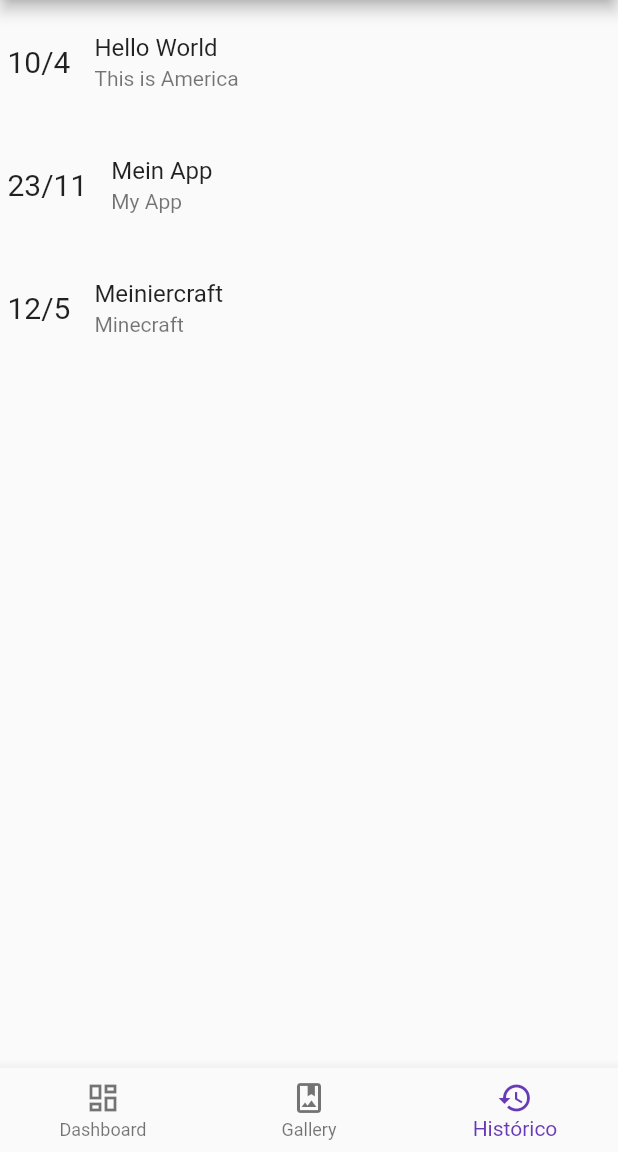
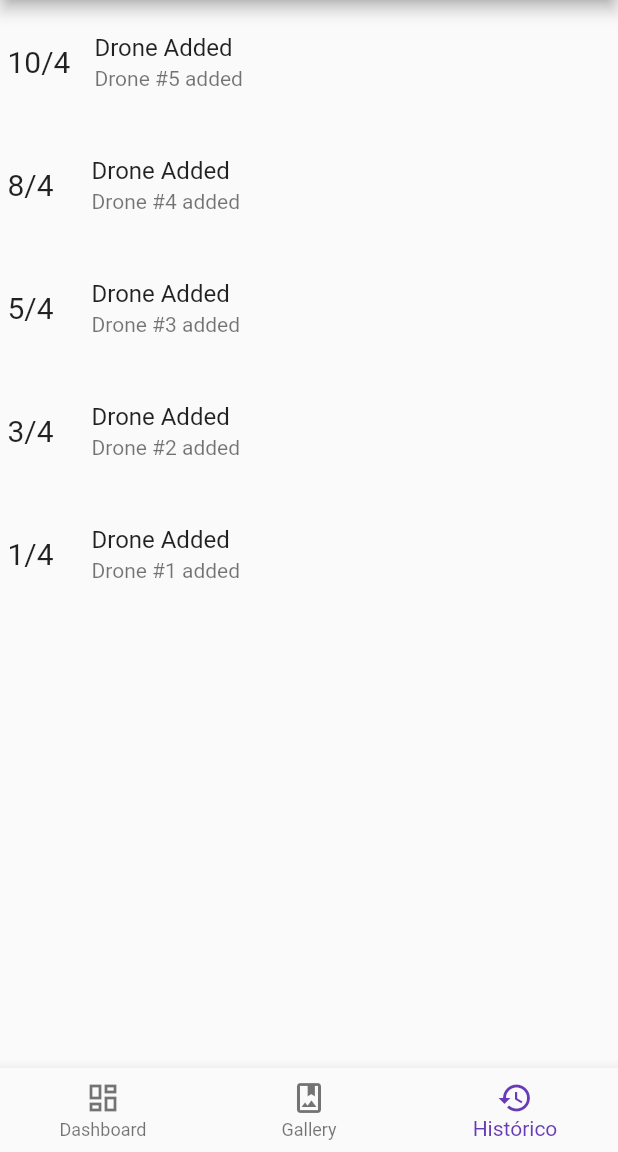
Before and after one commit to jvdon/gs_flutter_3SIF, a Flutter app: the screen it shows after launch, item 3 of the bottom bar chosen, on a phone screen of 412 x 824 dp, the part 84-1236 px from its top. Run offline on Flutter 3.47's test engine with Material 2 defaults, Android fonts, the phone set to English and light mode, and no system bars; our stand-ins replace flutter_map, ionicons, latlong2; network calls fail.

Commit message:
05/28/2023 20:35:31

```diff
--- a/lib/dashboard.dart
+++ b/lib/dashboard.dart
@@ -40,7 +40,9 @@
                         color: drone.online ? Colors.green : Colors.red,
                       ),
                       title: Text("Drone #${drone.id}"),
-                      subtitle: Text(drone.position.toString()),
+                      subtitle: Text(
+                        "${drone.position.latitude} - ${drone.position.longitude}",
+                      ),
                       onTap: () {
                         Navigator.of(context).push(
                           MaterialPageRoute(
@@ -77,8 +79,8 @@
                     Drone drone = drones[index];
                     return Marker(
                       point: LatLng(
-                        -23 + drone.position.latitude,
-                        -46 + drone.position.longitude,
+                        drone.position.latitude,
+                        drone.position.longitude,
                       ),
                       width: 80,
                       height: 80,
--- a/lib/database/db.dart
+++ b/lib/database/db.dart
@@ -9,68 +9,58 @@
 
 abstract class Database {
   static List<Drone> drones = [
-    Drone(id: 1, position: LatLng(0, 0), images: [
+    Drone(id: 1, position: LatLng(-21.0239, -47.3727), images: [
       DroneImage(
-          ID: "ID435435",
-          image: Image(
-            image: NetworkImage(
-                "https://picjumbo.com/wp-content/uploads/beautiful-green-field-scenery-free-photo.jpg"),
-          ))
+          ID: "ID2147",
+          image: Image.network(
+              "https://www.netafimusa.com/48da28/globalassets/demo/products-and-solutions/open-fields/open_fields_headvisual-graded.jpg?height=0&width=750&mode=crop&quality=80"))
     ]),
-    Drone(id: 2, position: LatLng(0, 5), images: [
+    Drone(id: 2, position: LatLng(-20.1913, -47.7051), images: [
       DroneImage(
-          ID: "ID435435",
-          image: Image(
-            image: NetworkImage(
-                "https://media.istockphoto.com/id/113145561/pt/foto/campo-verde-com-linhas-por-%C3%A1rvores-em-dia-claro.jpg?s=612x612&w=0&k=20&c=AXNO_gfQMiA1mlP6uqBxScmODBNCwF9PMZcwKSqPYKs="),
-          ))
+          ID: "ID2047",
+          image: Image.network(
+              "https://images.nationalgeographic.org/image/upload/t_edhub_resource_key_image/v1638892233/EducationHub/photos/crops-growing-in-thailand.jpg"))
     ]),
-    Drone(id: 3, position: LatLng(-5, 0), images: [
+    Drone(id: 3, position: LatLng(-21.2753, -47.3048), images: [
       DroneImage(
-          ID: "ID435435",
-          image: Image(
-            image: NetworkImage(
-                "https://picjumbo.com/wp-content/uploads/beautiful-green-field-scenery-free-photo.jpg"),
-          ))
+          ID: "ID2147",
+          image: Image.network(
+              "https://balchem.com/plant-nutrition/wp-content/uploads/sites/4/2021/02/Balchem-plant-nutrition-field-crops-how-we-serve-this-market-850x570.jpg"))
     ]),
-    Drone(id: 4, position: LatLng(5, -5), images: [
+    Drone(id: 4, position: LatLng(-46, -27), images: [
       DroneImage(
-          ID: "ID435435",
-          image: Image(
-            image: NetworkImage(
-                "https://t3.ftcdn.net/jpg/01/97/28/16/360_F_197281614_aLQiuOxEY3DVvQGHv7klsLZoIL26qJwH.jpg"),
-          ))
+          ID: "ID4627",
+          image: Image.network(
+              "https://media.istockphoto.com/id/965148388/pt/foto/green-ripening-soybean-field-agricultural-landscape.jpg?s=612x612&w=0&k=20&c=Y11IEwuSunVWEYjVraLd8wvrObeRes6v5lzCvVJRZRc="))
     ]),
-    Drone(id: 5, position: LatLng(-5, -5), images: [
+    Drone(id: 5, position: LatLng(-40, -26), images: [
       DroneImage(
-          ID: "ID435435",
-          image: Image(
-            image: NetworkImage(
-                "https://picjumbo.com/wp-content/uploads/beautiful-green-field-scenery-free-photo.jpg"),
-          ))
-    ]),
-    Drone(id: 6, position: LatLng(-8, 7), images: [
-      DroneImage(
-          ID: "ID435435",
-          image: Image(
-            image: NetworkImage(
-                "https://cdn.pixabay.com/photo/2014/01/22/19/44/flower-field-250016_1280.jpg"),
-          ))
+          ID: "ID4026",
+          image: Image.network(
+              "https://www.ndsu.edu/agriculture/sites/default/files/styles/784x424/public/2021-06/soybean-field.jpg?h=5a8f14a3&itok=in1uve7F"))
     ]),
   ];
 
   static List<History> historic = [
     History(
-        title: "Hello World",
-        desc: "This is America",
+        title: "Drone Added",
+        desc: "Drone #5 added",
         dateTime: DateTime.parse("2023-04-10")),
     History(
-        title: "Mein App",
-        desc: "My App",
-        dateTime: DateTime.parse("2023-11-23")),
+        title: "Drone Added",
+        desc: "Drone #4 added",
+        dateTime: DateTime.parse("2023-04-08")),
     History(
-        title: "Meiniercraft",
-        desc: "Minecraft",
-        dateTime: DateTime.parse("2023-05-12")),
+        title: "Drone Added",
+        desc: "Drone #3 added",
+        dateTime: DateTime.parse("2023-04-05")),
+    History(
+        title: "Drone Added",
+        desc: "Drone #2 added",
+        dateTime: DateTime.parse("2023-04-03")),
+    History(
+        title: "Drone Added",
+        desc: "Drone #1 added",
+        dateTime: DateTime.parse("2023-04-01")),
   ];
 }
--- a/lib/drone_view.dart
+++ b/lib/drone_view.dart
@@ -26,8 +26,18 @@
       body: Column(
         children: [
           Padding(
-            padding: EdgeInsets.all(20),
-            child: Text("Drone #${widget.drone.id}"),
+            padding: EdgeInsets.all(5),
+            child: Text(
+              "Drone #${widget.drone.id}",
+              style: TextStyle(fontSize: 32),
+            ),
+          ),
+          Padding(
+            padding: EdgeInsets.all(5),
+            child: Text(
+              "Position: ${widget.drone.position.latitude} - ${widget.drone.position.longitude}",
+              style: TextStyle(fontSize: 24),
+            ),
           ),
           Expanded(
             child: GridView.builder(
@@ -50,7 +60,8 @@
                   ),
                 );
               },
-          ))
+            ),
+          ),
         ],
       ),
     );
```
Lines whose indentation alone changed are shown as unchanged.
